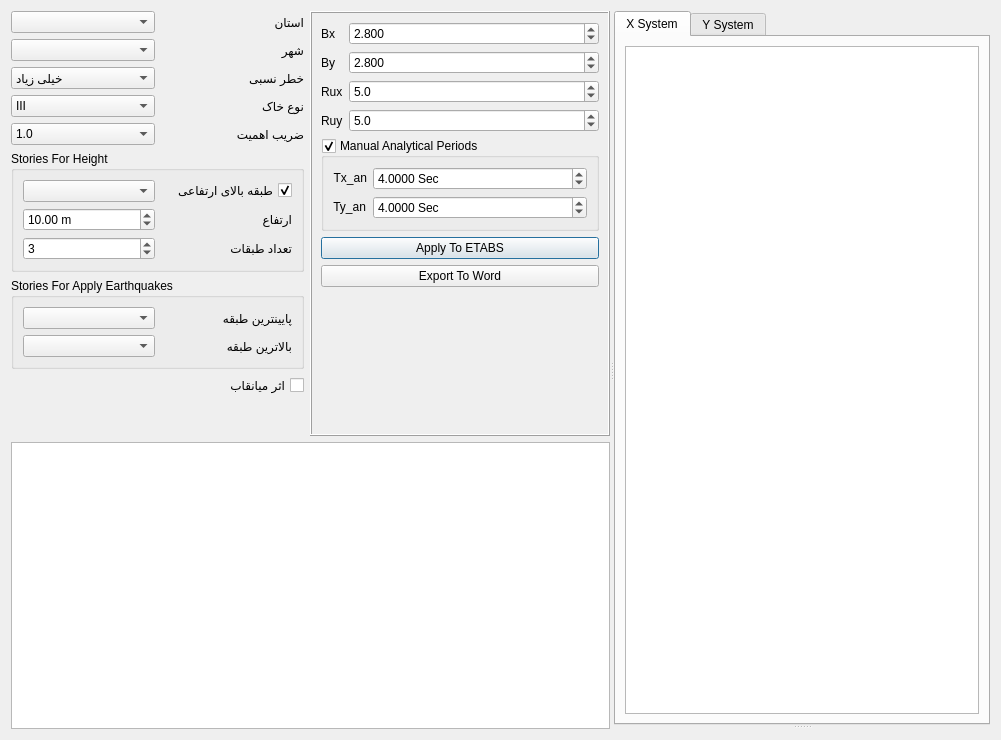
ebrahimraeyat/civilTools, file widgets/earthquake_factor.ui: the form before one commit.
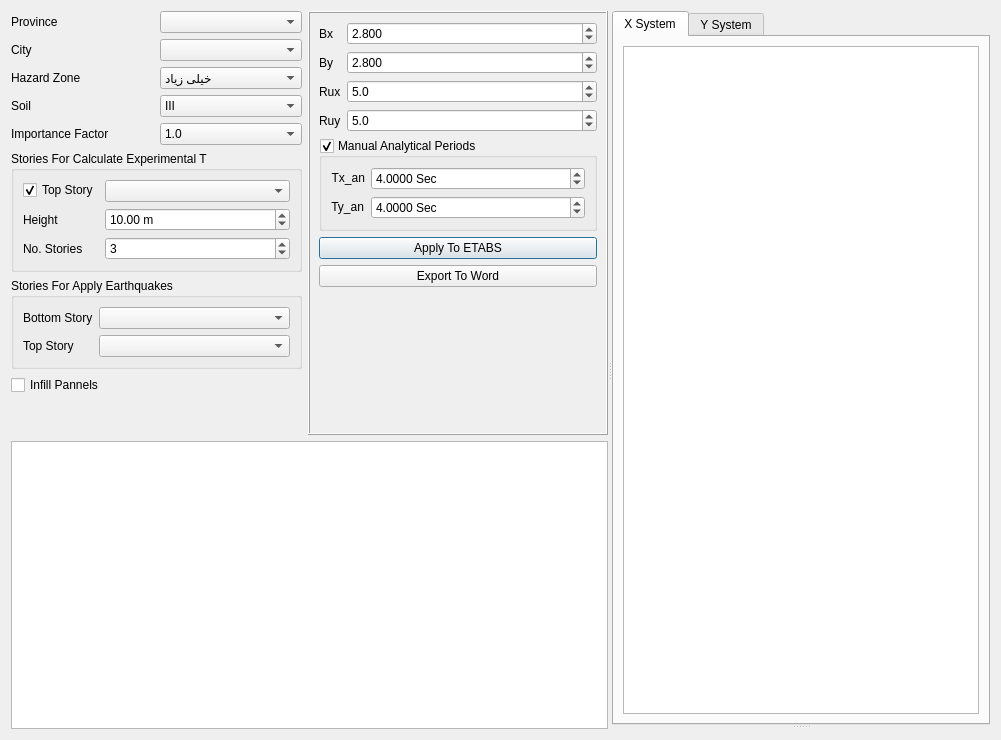
The form after the commit. Icons and pictures are not drawn. Custom widgets are drawn as their Qt base class.

Commit message: English texts in earthquake dialog

Diff of the .ui file:
```diff
--- a/widgets/earthquake_factor.ui
+++ b/widgets/earthquake_factor.ui
@@ -27,143 +27,13 @@
       <layout class="QGridLayout" name="gridLayout_5">
        <item row="0" column="0">
         <layout class="QGridLayout" name="gridLayout_2">
-         <item row="4" column="0">
-          <widget class="Gui::PrefComboBox" name="importance_factor">
-           <property name="currentIndex">
-            <number>1</number>
-           </property>
-           <property name="prefEntry" stdset="0">
-            <cstring>importance_factor</cstring>
-           </property>
-           <property name="prefPath" stdset="0">
-            <cstring>Mod/civilTools</cstring>
-           </property>
-           <item>
-            <property name="text">
-             <string>0.8</string>
-            </property>
-           </item>
-           <item>
-            <property name="text">
-             <string>1.0</string>
-            </property>
-           </item>
-           <item>
-            <property name="text">
-             <string>1.2</string>
-            </property>
-           </item>
-           <item>
-            <property name="text">
-             <string>1.4</string>
-            </property>
-           </item>
-          </widget>
-         </item>
-         <item row="1" column="1">
-          <widget class="QLabel" name="label_13">
-           <property name="layoutDirection">
-            <enum>Qt::LeftToRight</enum>
-           </property>
-           <property name="text">
-            <string>شهر</string>
-           </property>
-          </widget>
-         </item>
-         <item row="2" column="0">
-          <widget class="QComboBox" name="risk_level">
-           <item>
-            <property name="text">
-             <string>خیلی زیاد</string>
-            </property>
-           </item>
-           <item>
-            <property name="text">
-             <string>زیاد</string>
-            </property>
-           </item>
-           <item>
-            <property name="text">
-             <string>متوسط</string>
-            </property>
-           </item>
-           <item>
-            <property name="text">
-             <string>کم</string>
-            </property>
-           </item>
-          </widget>
-         </item>
-         <item row="1" column="0">
-          <widget class="Gui::PrefComboBox" name="city">
-           <property name="prefEntry" stdset="0">
-            <cstring>city</cstring>
-           </property>
-           <property name="prefPath" stdset="0">
-            <cstring>Mod/civilTools</cstring>
-           </property>
-          </widget>
-         </item>
-         <item row="4" column="1">
-          <widget class="QLabel" name="label_9">
-           <property name="layoutDirection">
-            <enum>Qt::LeftToRight</enum>
-           </property>
-           <property name="text">
-            <string>ضریب اهمیت</string>
-           </property>
-          </widget>
-         </item>
-         <item row="0" column="1">
-          <widget class="QLabel" name="label_12">
-           <property name="layoutDirection">
-            <enum>Qt::LeftToRight</enum>
-           </property>
-           <property name="text">
-            <string>استان</string>
-           </property>
-          </widget>
-         </item>
-         <item row="3" column="0">
-          <widget class="Gui::PrefComboBox" name="soil_type">
-           <property name="currentIndex">
-            <number>2</number>
-           </property>
-           <property name="prefEntry" stdset="0">
-            <cstring>soiltype</cstring>
-           </property>
-           <property name="prefPath" stdset="0">
-            <cstring>Mod/civilTools</cstring>
-           </property>
-           <item>
-            <property name="text">
-             <string>I</string>
-            </property>
-           </item>
-           <item>
-            <property name="text">
-             <string>II</string>
-            </property>
-           </item>
-           <item>
-            <property name="text">
-             <string>III</string>
-            </property>
-           </item>
-           <item>
-            <property name="text">
-             <string>IV</string>
-            </property>
-           </item>
-          </widget>
-         </item>
-         <item row="12" column="0" colspan="2">
+         <item row="17" column="0" colspan="2">
           <widget class="Gui::PrefCheckBox" name="infill">
            <property name="layoutDirection">
-            <enum>Qt::RightToLeft</enum>
+            <enum>Qt::LeftToRight</enum>
            </property>
            <property name="text">
-            <string>اثر میانقاب</string>
+            <string>Infill Pannels</string>
            </property>
            <property name="checked">
             <bool>false</bool>
@@ -176,27 +46,7 @@
            </property>
           </widget>
          </item>
-         <item row="2" column="1">
-          <widget class="QLabel" name="label_14">
-           <property name="layoutDirection">
-            <enum>Qt::LeftToRight</enum>
-           </property>
-           <property name="text">
-            <string>خطر نسبی</string>
-           </property>
-          </widget>
-         </item>
-         <item row="0" column="0">
-          <widget class="Gui::PrefComboBox" name="ostan">
-           <property name="prefEntry" stdset="0">
-            <cstring>ostan</cstring>
-           </property>
-           <property name="prefPath" stdset="0">
-            <cstring>Mod/civilTools</cstring>
-           </property>
-          </widget>
-         </item>
-         <item row="13" column="0" colspan="2">
+         <item row="18" column="0" colspan="2">
           <spacer name="verticalSpacer_2">
            <property name="orientation">
             <enum>Qt::Vertical</enum>
@@ -209,46 +59,46 @@
            </property>
           </spacer>
          </item>
-         <item row="3" column="1">
-          <widget class="QLabel" name="label_8">
-           <property name="layoutDirection">
-            <enum>Qt::LeftToRight</enum>
-           </property>
-           <property name="text">
-            <string>نوع خاک</string>
-           </property>
-          </widget>
-         </item>
-         <item row="10" column="0" colspan="2">
+         <item row="15" column="0" colspan="2">
           <widget class="QGroupBox" name="groupBox_2">
            <property name="title">
-            <string>Stories For Height</string>
+            <string>Stories For Calculate Experimental T</string>
            </property>
-           <layout class="QGridLayout" name="gridLayout_4">
+           <layout class="QFormLayout" name="formLayout_3">
             <item row="0" column="0">
-             <widget class="Gui::PrefComboBox" name="top_story_for_height">
-              <property name="prefEntry" stdset="0">
-               <cstring>ostan</cstring>
-              </property>
-              <property name="prefPath" stdset="0">
-               <cstring>Mod/civilTools</cstring>
-              </property>
-             </widget>
-            </item>
-            <item row="0" column="1">
              <widget class="QCheckBox" name="top_story_for_height_checkbox">
               <property name="layoutDirection">
-               <enum>Qt::RightToLeft</enum>
+               <enum>Qt::LeftToRight</enum>
               </property>
               <property name="text">
-               <string>طبقه بالای ارتفاعی</string>
+               <string>Top Story</string>
               </property>
               <property name="checked">
                <bool>true</bool>
               </property>
              </widget>
             </item>
+            <item row="0" column="1">
+             <widget class="Gui::PrefComboBox" name="top_story_for_height">
+              <property name="prefEntry" stdset="0">
+               <cstring>ostan</cstring>
+              </property>
+              <property name="prefPath" stdset="0">
+               <cstring>Mod/civilTools</cstring>
+              </property>
+             </widget>
+            </item>
             <item row="1" column="0">
+             <widget class="QLabel" name="label_17">
+              <property name="layoutDirection">
+               <enum>Qt::LeftToRight</enum>
+              </property>
+              <property name="text">
+               <string>Height</string>
+              </property>
+             </widget>
+            </item>
+            <item row="1" column="1">
              <widget class="Gui::PrefDoubleSpinBox" name="height_x">
               <property name="layoutDirection">
                <enum>Qt::LeftToRight</enum>
@@ -270,17 +120,17 @@
               </property>
              </widget>
             </item>
-            <item row="1" column="1">
-             <widget class="QLabel" name="label_17">
-              <property name="layoutDirection">
-               <enum>Qt::LeftToRight</enum>
-              </property>
-              <property name="text">
-               <string>ارتفاع</string>
-              </property>
-             </widget>
-            </item>
             <item row="2" column="0">
+             <widget class="QLabel" name="label_18">
+              <property name="layoutDirection">
+               <enum>Qt::LeftToRight</enum>
+              </property>
+              <property name="text">
+               <string>No. Stories</string>
+              </property>
+             </widget>
+            </item>
+            <item row="2" column="1">
              <widget class="QSpinBox" name="no_of_story_x">
               <property name="minimum">
                <number>1</number>
@@ -290,47 +140,187 @@
               </property>
              </widget>
             </item>
-            <item row="2" column="1">
-             <widget class="QLabel" name="label_18">
-              <property name="layoutDirection">
-               <enum>Qt::LeftToRight</enum>
-              </property>
-              <property name="text">
-               <string>تعداد طبقات</string>
-              </property>
-             </widget>
-            </item>
            </layout>
           </widget>
          </item>
-         <item row="11" column="0" colspan="2">
+         <item row="1" column="0">
+          <widget class="QLabel" name="label_12">
+           <property name="layoutDirection">
+            <enum>Qt::LeftToRight</enum>
+           </property>
+           <property name="text">
+            <string>Province</string>
+           </property>
+          </widget>
+         </item>
+         <item row="5" column="1">
+          <widget class="QComboBox" name="risk_level">
+           <item>
+            <property name="text">
+             <string>خیلی زیاد</string>
+            </property>
+           </item>
+           <item>
+            <property name="text">
+             <string>زیاد</string>
+            </property>
+           </item>
+           <item>
+            <property name="text">
+             <string>متوسط</string>
+            </property>
+           </item>
+           <item>
+            <property name="text">
+             <string>کم</string>
+            </property>
+           </item>
+          </widget>
+         </item>
+         <item row="5" column="0">
+          <widget class="QLabel" name="label_14">
+           <property name="layoutDirection">
+            <enum>Qt::LeftToRight</enum>
+           </property>
+           <property name="text">
+            <string>Hazard Zone</string>
+           </property>
+          </widget>
+         </item>
+         <item row="3" column="0">
+          <widget class="QLabel" name="label_13">
+           <property name="layoutDirection">
+            <enum>Qt::LeftToRight</enum>
+           </property>
+           <property name="text">
+            <string>City</string>
+           </property>
+          </widget>
+         </item>
+         <item row="9" column="0">
+          <widget class="QLabel" name="label_9">
+           <property name="layoutDirection">
+            <enum>Qt::LeftToRight</enum>
+           </property>
+           <property name="text">
+            <string>Importance Factor</string>
+           </property>
+          </widget>
+         </item>
+         <item row="7" column="0">
+          <widget class="QLabel" name="label_8">
+           <property name="layoutDirection">
+            <enum>Qt::LeftToRight</enum>
+           </property>
+           <property name="text">
+            <string>Soil</string>
+           </property>
+          </widget>
+         </item>
+         <item row="1" column="1">
+          <widget class="Gui::PrefComboBox" name="ostan">
+           <property name="prefEntry" stdset="0">
+            <cstring>ostan</cstring>
+           </property>
+           <property name="prefPath" stdset="0">
+            <cstring>Mod/civilTools</cstring>
+           </property>
+          </widget>
+         </item>
+         <item row="7" column="1">
+          <widget class="Gui::PrefComboBox" name="soil_type">
+           <property name="currentIndex">
+            <number>2</number>
+           </property>
+           <property name="prefEntry" stdset="0">
+            <cstring>soiltype</cstring>
+           </property>
+           <property name="prefPath" stdset="0">
+            <cstring>Mod/civilTools</cstring>
+           </property>
+           <item>
+            <property name="text">
+             <string>I</string>
+            </property>
+           </item>
+           <item>
+            <property name="text">
+             <string>II</string>
+            </property>
+           </item>
+           <item>
+            <property name="text">
+             <string>III</string>
+            </property>
+           </item>
+           <item>
+            <property name="text">
+             <string>IV</string>
+            </property>
+           </item>
+          </widget>
+         </item>
+         <item row="3" column="1">
+          <widget class="Gui::PrefComboBox" name="city">
+           <property name="prefEntry" stdset="0">
+            <cstring>city</cstring>
+           </property>
+           <property name="prefPath" stdset="0">
+            <cstring>Mod/civilTools</cstring>
+           </property>
+          </widget>
+         </item>
+         <item row="9" column="1">
+          <widget class="Gui::PrefComboBox" name="importance_factor">
+           <property name="currentIndex">
+            <number>1</number>
+           </property>
+           <property name="prefEntry" stdset="0">
+            <cstring>importance_factor</cstring>
+           </property>
+           <property name="prefPath" stdset="0">
+            <cstring>Mod/civilTools</cstring>
+           </property>
+           <item>
+            <property name="text">
+             <string>0.8</string>
+            </property>
+           </item>
+           <item>
+            <property name="text">
+             <string>1.0</string>
+            </property>
+           </item>
+           <item>
+            <property name="text">
+             <string>1.2</string>
+            </property>
+           </item>
+           <item>
+            <property name="text">
+             <string>1.4</string>
+            </property>
+           </item>
+          </widget>
+         </item>
+         <item row="16" column="0" colspan="2">
           <widget class="QGroupBox" name="groupBox">
            <property name="title">
             <string>Stories For Apply Earthquakes</string>
            </property>
-           <layout class="QGridLayout" name="gridLayout_3">
+           <layout class="QFormLayout" name="formLayout_4">
             <item row="0" column="0">
-             <widget class="Gui::PrefComboBox" name="bot_x_combo">
-              <property name="prefEntry" stdset="0">
-               <cstring>ostan</cstring>
-              </property>
-              <property name="prefPath" stdset="0">
-               <cstring>Mod/civilTools</cstring>
-              </property>
-             </widget>
-            </item>
-            <item row="0" column="1">
              <widget class="QLabel" name="label_15">
               <property name="layoutDirection">
                <enum>Qt::LeftToRight</enum>
               </property>
               <property name="text">
-               <string>پایینترین طبقه</string>
+               <string>Bottom Story</string>
               </property>
              </widget>
             </item>
-            <item row="1" column="0">
-             <widget class="Gui::PrefComboBox" name="top_x_combo">
+            <item row="0" column="1">
+             <widget class="Gui::PrefComboBox" name="bot_x_combo">
               <property name="prefEntry" stdset="0">
                <cstring>ostan</cstring>
               </property>
@@ -339,13 +329,23 @@
               </property>
              </widget>
             </item>
-            <item row="1" column="1">
+            <item row="1" column="0">
              <widget class="QLabel" name="label_16">
               <property name="layoutDirection">
                <enum>Qt::LeftToRight</enum>
               </property>
               <property name="text">
-               <string>بالاترین طبقه</string>
+               <string>Top Story</string>
+              </property>
+             </widget>
+            </item>
+            <item row="1" column="1">
+             <widget class="Gui::PrefComboBox" name="top_x_combo">
+              <property name="prefEntry" stdset="0">
+               <cstring>ostan</cstring>
+              </property>
+              <property name="prefPath" stdset="0">
+               <cstring>Mod/civilTools</cstring>
               </property>
              </widget>
             </item>
```
Left out of the diff: 11 changed lines with no effect on the pictures.
